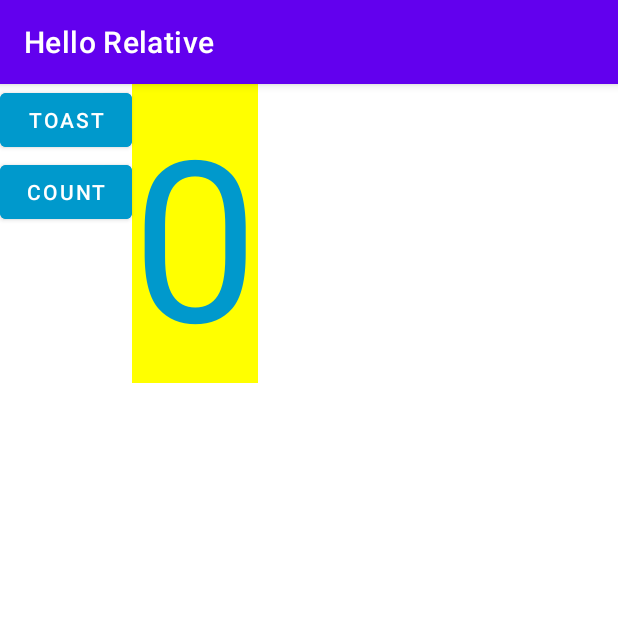
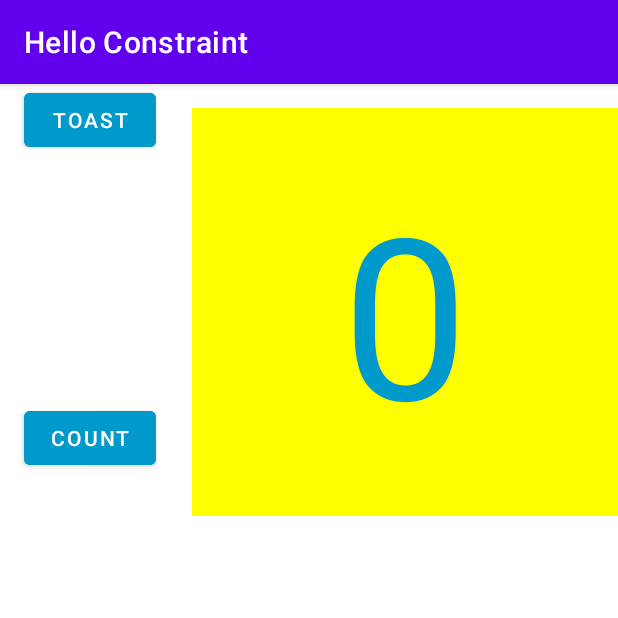
Before and after one commit to josepfs62/HelloToast_1.2, an Android app: the screen it shows after launch (MainActivity), on a phone screen of 412 x 824 dp, the top half of it. Run offline under Robolectric (Android 15) with nearby library versions, the phone set to English and light mode, and no system bars.

Commit message:
task2 finished + function buttons

```diff
--- a/app/src/main/AndroidManifest.xml
+++ b/app/src/main/AndroidManifest.xml
@@ -1,6 +1,6 @@
 <?xml version="1.0" encoding="utf-8"?>
 <manifest xmlns:android="http://schemas.android.com/apk/res/android"
-    package="com.josepfayos.hellotoast_12">
+    package="com.josepfayos.helloConstrait">
 
     <application
         android:allowBackup="true"
@@ -10,7 +10,7 @@
         android:supportsRtl="true"
         android:theme="@style/Theme.HelloToast_12">
         <activity
-            android:name=".MainActivity"
+            android:name="com.josepfayos.helloConstrait.MainActivity"
             android:exported="true">
             <intent-filter>
                 <action android:name="android.intent.action.MAIN" />
--- a/app/src/main/res/layout-land/activity_main.xml
+++ b/app/src/main/res/layout-land/activity_main.xml
@@ -1,38 +1,57 @@
 <?xml version="1.0" encoding="utf-8"?>
-<RelativeLayout xmlns:android="http://schemas.android.com/apk/res/android"
+<androidx.constraintlayout.widget.ConstraintLayout xmlns:android="http://schemas.android.com/apk/res/android"
     xmlns:app="http://schemas.android.com/apk/res-auto"
     xmlns:tools="http://schemas.android.com/tools"
     android:layout_width="match_parent"
     android:layout_height="match_parent"
     tools:context=".MainActivity">
 
-    <Button
-        android:id="@+id/button_toast"
-        android:layout_width="wrap_content"
-        android:layout_height="wrap_content"
-        android:layout_weight="0"
-        android:backgroundTint="@android:color/holo_blue_dark"
-        android:text="toast" />
+    <androidx.constraintlayout.widget.ConstraintLayout
+        android:id="@+id/test"
+        android:layout_width="match_parent"
+        android:layout_height="match_parent"
+        app:layout_constraintBottom_toBottomOf="parent"
+        app:layout_constraintEnd_toEndOf="parent"
+        app:layout_constraintStart_toStartOf="parent">
 
-    <TextView
-        android:id="@+id/show_count"
-        android:layout_width="wrap_content"
-        android:layout_height="wrap_content"
-        android:layout_gravity="center"
-        android:layout_weight="0"
-        android:background="@color/yellow"
-        android:text="0"
-        android:textAlignment="center"
-        android:textColor="@android:color/holo_blue_dark"
-        android:textSize="150dp"
-        android:layout_toRightOf="@+id/button_toast"/>
+        <TextView
+            android:id="@+id/show_count"
+            android:layout_width="284dp"
+            android:layout_height="272dp"
+            android:layout_marginTop="16dp"
+            android:background="@color/yellow"
+            android:gravity="center"
+            android:text="0"
+            android:textAlignment="center"
+            android:textColor="@android:color/holo_blue_dark"
+            android:textSize="150dp"
+            app:layout_constraintEnd_toEndOf="parent"
+            app:layout_constraintHorizontal_bias="0.948"
+            app:layout_constraintHorizontal_weight="1"
+            app:layout_constraintStart_toStartOf="@+id/count"
+            app:layout_constraintTop_toTopOf="parent" />
 
-    <Button
-        android:id="@+id/button_count"
-        android:layout_width="wrap_content"
-        android:layout_height="wrap_content"
-        android:layout_weight="0"
-        android:backgroundTint="@android:color/holo_blue_dark"
-        android:text="count"
-        android:layout_below="@+id/button_toast"/>
-</RelativeLayout>
+        <Button
+            android:id="@+id/count"
+            android:layout_width="wrap_content"
+            android:layout_height="wrap_content"
+            android:layout_marginTop="164dp"
+            android:backgroundTint="@android:color/holo_blue_dark"
+            android:text="count"
+            app:layout_constraintEnd_toEndOf="parent"
+            app:layout_constraintHorizontal_bias="0.049"
+            app:layout_constraintStart_toStartOf="parent"
+            app:layout_constraintTop_toBottomOf="@+id/button_toast" />
+
+        <Button
+            android:id="@+id/button_toast"
+            android:layout_width="wrap_content"
+            android:layout_height="wrap_content"
+            android:backgroundTint="@android:color/holo_blue_dark"
+            android:text="toast"
+            app:layout_constraintEnd_toEndOf="parent"
+            app:layout_constraintHorizontal_bias="0.049"
+            app:layout_constraintStart_toStartOf="parent"
+            tools:layout_editor_absoluteY="16dp" />
+    </androidx.constraintlayout.widget.ConstraintLayout>
+</androidx.constraintlayout.widget.ConstraintLayout>
--- a/app/src/main/res/layout/activity_main.xml
+++ b/app/src/main/res/layout/activity_main.xml
@@ -1,38 +1,57 @@
 <?xml version="1.0" encoding="utf-8"?>
-<RelativeLayout xmlns:android="http://schemas.android.com/apk/res/android"
+<androidx.constraintlayout.widget.ConstraintLayout xmlns:android="http://schemas.android.com/apk/res/android"
     xmlns:app="http://schemas.android.com/apk/res-auto"
     xmlns:tools="http://schemas.android.com/tools"
     android:layout_width="match_parent"
     android:layout_height="match_parent"
     tools:context=".MainActivity">
 
-    <Button
-        android:id="@+id/button_toast"
-        android:layout_width="wrap_content"
-        android:layout_height="wrap_content"
-        android:layout_weight="0"
-        android:backgroundTint="@android:color/holo_blue_dark"
-        android:text="toast" />
+    <androidx.constraintlayout.widget.ConstraintLayout
+        android:id="@+id/test"
+        android:layout_width="match_parent"
+        android:layout_height="match_parent"
+        app:layout_constraintBottom_toBottomOf="parent"
+        app:layout_constraintEnd_toEndOf="parent"
+        app:layout_constraintStart_toStartOf="parent">
 
-    <TextView
-        android:id="@+id/show_count"
-        android:layout_width="wrap_content"
-        android:layout_height="wrap_content"
-        android:layout_gravity="center"
-        android:layout_weight="0"
-        android:background="@color/yellow"
-        android:text="0"
-        android:textAlignment="center"
-        android:textColor="@android:color/holo_blue_dark"
-        android:textSize="150dp"
-        android:layout_toRightOf="@+id/button_toast"/>
+        <TextView
+            android:id="@+id/show_count"
+            android:layout_width="284dp"
+            android:layout_height="272dp"
+            android:layout_marginTop="16dp"
+            android:background="@color/yellow"
+            android:gravity="center"
+            android:text="0"
+            android:textAlignment="center"
+            android:textColor="@android:color/holo_blue_dark"
+            android:textSize="150dp"
+            app:layout_constraintEnd_toEndOf="parent"
+            app:layout_constraintHorizontal_bias="1.0"
+            app:layout_constraintHorizontal_weight="1"
+            app:layout_constraintStart_toStartOf="@+id/count"
+            app:layout_constraintTop_toTopOf="parent" />
 
-    <Button
-        android:id="@+id/button_count"
-        android:layout_width="wrap_content"
-        android:layout_height="wrap_content"
-        android:layout_weight="0"
-        android:backgroundTint="@android:color/holo_blue_dark"
-        android:text="count"
-        android:layout_below="@+id/button_toast"/>
-</RelativeLayout>
+        <Button
+            android:id="@+id/count"
+            android:layout_width="wrap_content"
+            android:layout_height="wrap_content"
+            android:layout_marginTop="164dp"
+            android:backgroundTint="@android:color/holo_blue_dark"
+            android:text="count"
+            app:layout_constraintEnd_toEndOf="parent"
+            app:layout_constraintHorizontal_bias="0.049"
+            app:layout_constraintStart_toStartOf="parent"
+            app:layout_constraintTop_toBottomOf="@+id/button_toast" />
+
+        <Button
+            android:id="@+id/button_toast"
+            android:layout_width="wrap_content"
+            android:layout_height="wrap_content"
+            android:backgroundTint="@android:color/holo_blue_dark"
+            android:text="toast"
+            app:layout_constraintEnd_toEndOf="parent"
+            app:layout_constraintHorizontal_bias="0.049"
+            app:layout_constraintStart_toStartOf="parent"
+            tools:layout_editor_absoluteY="288dp" />
+    </androidx.constraintlayout.widget.ConstraintLayout>
+</androidx.constraintlayout.widget.ConstraintLayout>
--- a/app/src/main/res/values/strings.xml
+++ b/app/src/main/res/values/strings.xml
@@ -1,3 +1,3 @@
 <resources>
-    <string name="app_name">Hello Relative</string>
+    <string name="app_name">Hello Constraint </string>
 </resources>
```
Also changed, not shown: app/src/main/java/com/josepfayos/helloConstrait/MainActivity.java (added, +66 -0 lines), app/src/main/java/com/josepfayos/hellotoast_12/MainActivity.java (deleted, +0 -14 lines), 4 other files.
